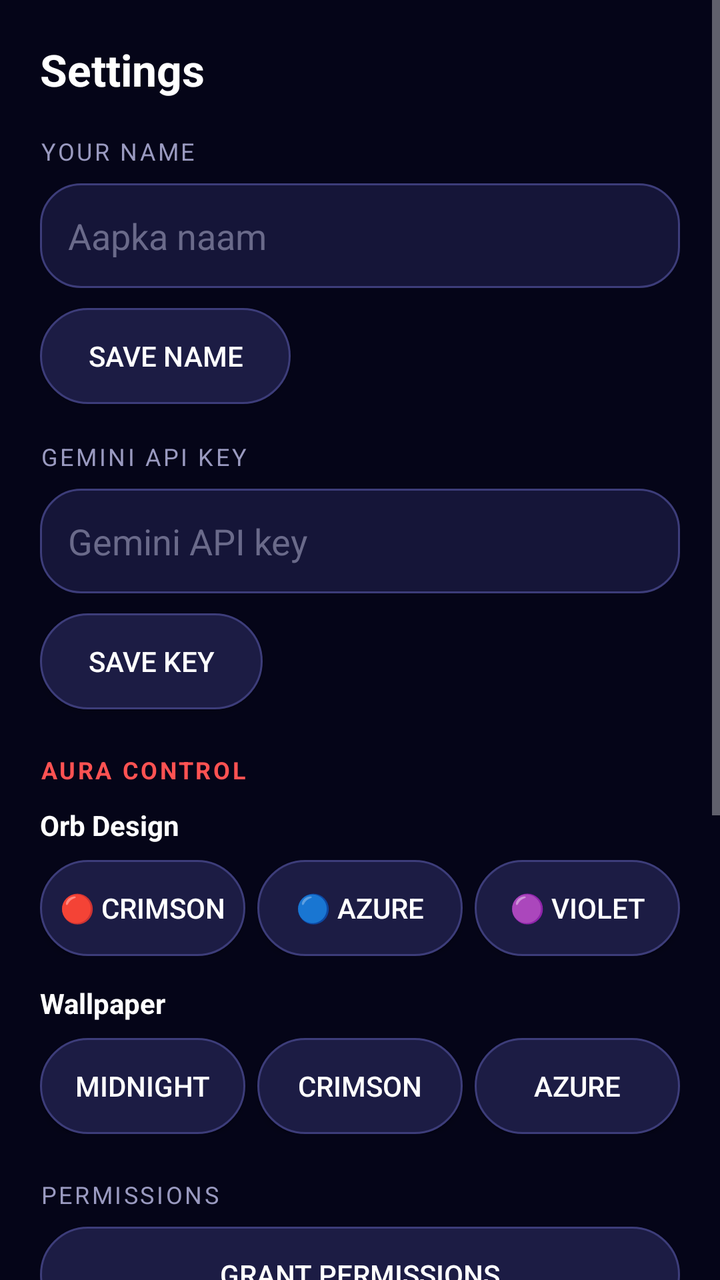
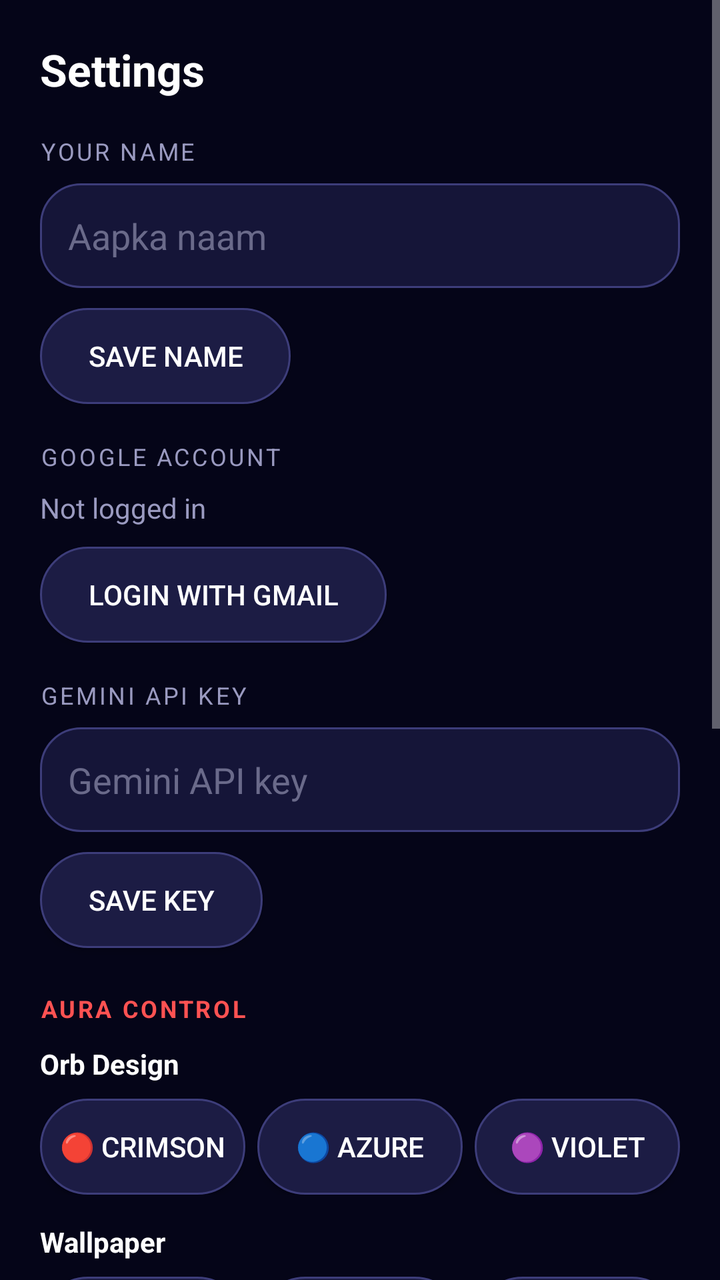

Two renders of the same Android screen: before a commit and after it. Below are the layout's source before the change and the commit's diff.
<!-- AndroidManifest.xml: application theme Theme.MYRA -->
<!-- res/layout/fragment_settings.xml -->
<?xml version="1.0" encoding="utf-8"?>
<ScrollView xmlns:android="http://schemas.android.com/apk/res/android"
    android:layout_width="match_parent"
    android:layout_height="match_parent">

    <LinearLayout
        android:layout_width="match_parent"
        android:layout_height="wrap_content"
        android:orientation="vertical"
        android:padding="20dp">

        <TextView
            android:layout_width="wrap_content"
            android:layout_height="wrap_content"
            android:text="Settings"
            android:textColor="#FFFFFF"
            android:textSize="22sp"
            android:textStyle="bold" />

        <TextView
            android:layout_width="wrap_content"
            android:layout_height="wrap_content"
            android:layout_marginTop="18dp"
            android:letterSpacing="0.1"
            android:text="YOUR NAME"
            android:textColor="#9A9AC0"
            android:textSize="12sp" />

        <EditText
            android:id="@+id/settingsNameInput"
            android:layout_width="match_parent"
            android:layout_height="wrap_content"
            android:layout_marginTop="8dp"
            android:background="@drawable/bg_input"
            android:hint="Aapka naam"
            android:padding="14dp"
            android:textColor="#FFFFFF"
            android:textColorHint="#6A6A8A" />

        <Button
            android:id="@+id/settingsSaveNameButton"
            android:layout_width="wrap_content"
            android:layout_height="wrap_content"
            android:layout_marginTop="10dp"
            android:background="@drawable/bg_pill"
            android:paddingLeft="24dp"
            android:paddingRight="24dp"
            android:text="Save Name"
            android:textColor="#FFFFFF" />

        <TextView
            android:layout_width="wrap_content"
            android:layout_height="wrap_content"
            android:layout_marginTop="18dp"
            android:letterSpacing="0.1"
            android:text="GEMINI API KEY"
            android:textColor="#9A9AC0"
            android:textSize="12sp" />

        <EditText
            android:id="@+id/settingsApiKeyInput"
            android:layout_width="match_parent"
            android:layout_height="wrap_content"
            android:layout_marginTop="8dp"
            android:background="@drawable/bg_input"
            android:hint="Gemini API key"
            android:inputType="textPassword"
            android:padding="14dp"
            android:textColor="#FFFFFF"
            android:textColorHint="#6A6A8A" />

        <Button
            android:id="@+id/settingsSaveKeyButton"
            android:layout_width="wrap_content"
            android:layout_height="wrap_content"
            android:layout_marginTop="10dp"
            android:background="@drawable/bg_pill"
            android:paddingLeft="24dp"
            android:paddingRight="24dp"
            android:text="Save Key"
            android:textColor="#FFFFFF" />

        <TextView
            android:layout_width="wrap_content"
            android:layout_height="wrap_content"
            android:layout_marginTop="22dp"
            android:letterSpacing="0.1"
            android:text="AURA CONTROL"
            android:textColor="#FF5252"
            android:textSize="12sp"
            android:textStyle="bold" />

        <TextView
            android:layout_width="wrap_content"
            android:layout_height="wrap_content"
            android:layout_marginTop="10dp"
            android:text="Orb Design"
            android:textColor="#FFFFFF"
            android:textSize="14sp"
            android:textStyle="bold" />

        <LinearLayout
            android:layout_width="match_parent"
            android:layout_height="wrap_content"
            android:layout_marginTop="8dp"
            android:orientation="horizontal"
            android:weightSum="3">

            <Button
                android:id="@+id/auraOrbCrimson"
                android:layout_width="0dp"
                android:layout_height="wrap_content"
                android:layout_marginEnd="6dp"
                android:layout_weight="1"
                android:background="@drawable/bg_pill"
                android:text="🔴 Crimson"
                android:textColor="#FFFFFF" />

            <Button
                android:id="@+id/auraOrbAzure"
                android:layout_width="0dp"
                android:layout_height="wrap_content"
                android:layout_marginEnd="6dp"
                android:layout_weight="1"
                android:background="@drawable/bg_pill"
                android:text="🔵 Azure"
                android:textColor="#FFFFFF" />

            <Button
                android:id="@+id/auraOrbViolet"
                android:layout_width="0dp"
                android:layout_height="wrap_content"
                android:layout_weight="1"
                android:background="@drawable/bg_pill"
                android:text="🟣 Violet"
                android:textColor="#FFFFFF" />

        </LinearLayout>

        <TextView
            android:layout_width="wrap_content"
            android:layout_height="wrap_content"
            android:layout_marginTop="14dp"
            android:text="Wallpaper"
            android:textColor="#FFFFFF"
            android:textSize="14sp"
            android:textStyle="bold" />

        <LinearLayout
            android:layout_width="match_parent"
            android:layout_height="wrap_content"
            android:layout_marginTop="8dp"
            android:orientation="horizontal"
            android:weightSum="3">

            <Button
                android:id="@+id/auraWpMidnight"
                android:layout_width="0dp"
                android:layout_height="wrap_content"
                android:layout_marginEnd="6dp"
                android:layout_weight="1"
                android:background="@drawable/bg_pill"
                android:text="Midnight"
                android:textColor="#FFFFFF" />

            <Button
                android:id="@+id/auraWpCrimson"
                android:layout_width="0dp"
                android:layout_height="wrap_content"
                android:layout_marginEnd="6dp"
                android:layout_weight="1"
                android:background="@drawable/bg_pill"
                android:text="Crimson"
                android:textColor="#FFFFFF" />

            <Button
                android:id="@+id/auraWpAzure"
                android:layout_width="0dp"
                android:layout_height="wrap_content"
                android:layout_weight="1"
                android:background="@drawable/bg_pill"
                android:text="Azure"
                android:textColor="#FFFFFF" />

        </LinearLayout>

        <TextView
            android:layout_width="wrap_content"
            android:layout_height="wrap_content"
            android:layout_marginTop="22dp"
            android:letterSpacing="0.1"
            android:text="PERMISSIONS"
            android:textColor="#9A9AC0"
            android:textSize="12sp" />

        <Button
            android:id="@+id/settingsPermissionsButton"
            android:layout_width="match_parent"
            android:layout_height="wrap_content"
            android:layout_marginTop="8dp"
            android:background="@drawable/bg_pill"
            android:text="Grant Permissions"
            android:textColor="#FFFFFF" />

        <TextView
            android:layout_width="wrap_content"
            android:layout_height="wrap_content"
            android:layout_marginTop="10dp"
            android:text="Tap / scroll ke liye Accessibility zaroori hai:"
            android:textColor="#9A9AC0"
            android:textSize="13sp" />

        <TextView
            android:id="@+id/settingsA11yStatus"
            android:layout_width="wrap_content"
            android:layout_height="wrap_content"
            android:layout_marginTop="4dp"
            android:text="Accessibility: checking..."
            android:textColor="#FFFFFF"
            android:textSize="14sp"
            android:textStyle="bold" />

        <TextView
            android:layout_width="wrap_content"
            android:layout_height="wrap_content"
            android:layout_marginTop="22dp"
            android:letterSpacing="0.1"
            android:text="CALL SCREENING"
            android:textColor="#9A9AC0"
            android:textSize="12sp" />

        <Button
            android:id="@+id/settingsCallRoleButton"
            android:layout_width="match_parent"
            android:layout_height="wrap_content"
            android:layout_marginTop="8dp"
            android:background="@drawable/bg_pill"
            android:text="Call Screening Role"
            android:textColor="#FFFFFF" />

        <TextView
            android:layout_width="wrap_content"
            android:layout_height="wrap_content"
            android:layout_marginTop="22dp"
            android:letterSpacing="0.1"
            android:text="FLOATING ORB"
            android:textColor="#9A9AC0"
            android:textSize="12sp" />

        <Button
            android:id="@+id/settingsOrbButton"
            android:layout_width="match_parent"
            android:layout_height="wrap_content"
            android:layout_marginTop="8dp"
            android:background="@drawable/bg_pill"
            android:text="Floating Orb: OFF"
            android:textColor="#FFFFFF" />

        <TextView
            android:layout_width="wrap_content"
            android:layout_height="wrap_content"
            android:layout_marginTop="26dp"
            android:letterSpacing="0.1"
            android:text="ABOUT"
            android:textColor="#9A9AC0"
            android:textSize="12sp" />

        <TextView
            android:layout_width="wrap_content"
            android:layout_height="wrap_content"
            android:layout_marginTop="8dp"
            android:layout_marginBottom="16dp"
            android:text="MYRA Voice Assistant • v2.0\nPowered by Gemini Live"
            android:textColor="#6A6A8A"
            android:textSize="13sp" />

    </LinearLayout>

</ScrollView>
<!-- resources referenced by this layout -->
<resources>
  <!-- drawable bg_input (drawable) -->
  <?xml version="1.0" encoding="utf-8"?>
  <shape xmlns:android="http://schemas.android.com/apk/res/android"
      android:shape="rectangle">
      <corners android:radius="20dp" />
      <solid android:color="#151538" />
      <stroke
          android:width="1dp"
          android:color="#3D3D7A" />
  </shape>
  <!-- drawable bg_pill (drawable) -->
  <?xml version="1.0" encoding="utf-8"?>
  <shape xmlns:android="http://schemas.android.com/apk/res/android"
      android:shape="rectangle">
      <corners android:radius="24dp" />
      <solid android:color="#1C1C44" />
      <stroke
          android:width="1dp"
          android:color="#3D3D7A" />
  </shape>
  <style name="Theme.MYRA" parent="Theme.AppCompat.NoActionBar">
          <item name="colorPrimary">#7C4DFF</item>
          <item name="colorPrimaryDark">#050518</item>
          <item name="colorAccent">#03DAC5</item>
          <item name="android:statusBarColor">#050518</item>
          <item name="android:windowLightStatusBar">false</item>
          <item name="android:navigationBarColor">#0D0D2B</item>
          <item name="android:windowBackground">#050518</item>
      </style>
</resources>

<!-- the commit's change to res/layout/fragment_settings.xml (unified diff, before → after) -->
@@ -53,6 +53,35 @@
             android:layout_height="wrap_content"
             android:layout_marginTop="18dp"
             android:letterSpacing="0.1"
+            android:text="GOOGLE ACCOUNT"
+            android:textColor="#9A9AC0"
+            android:textSize="12sp" />
+
+        <TextView
+            android:id="@+id/settingsGoogleStatus"
+            android:layout_width="wrap_content"
+            android:layout_height="wrap_content"
+            android:layout_marginTop="8dp"
+            android:text="Not logged in"
+            android:textColor="#9A9AC0"
+            android:textSize="14sp" />
+
+        <Button
+            android:id="@+id/settingsGoogleButton"
+            android:layout_width="wrap_content"
+            android:layout_height="wrap_content"
+            android:layout_marginTop="10dp"
+            android:background="@drawable/bg_pill"
+            android:paddingLeft="24dp"
+            android:paddingRight="24dp"
+            android:text="Login with Gmail"
+            android:textColor="#FFFFFF" />
+
+        <TextView
+            android:layout_width="wrap_content"
+            android:layout_height="wrap_content"
+            android:layout_marginTop="18dp"
+            android:letterSpacing="0.1"
             android:text="GEMINI API KEY"
             android:textColor="#9A9AC0"
             android:textSize="12sp" />
